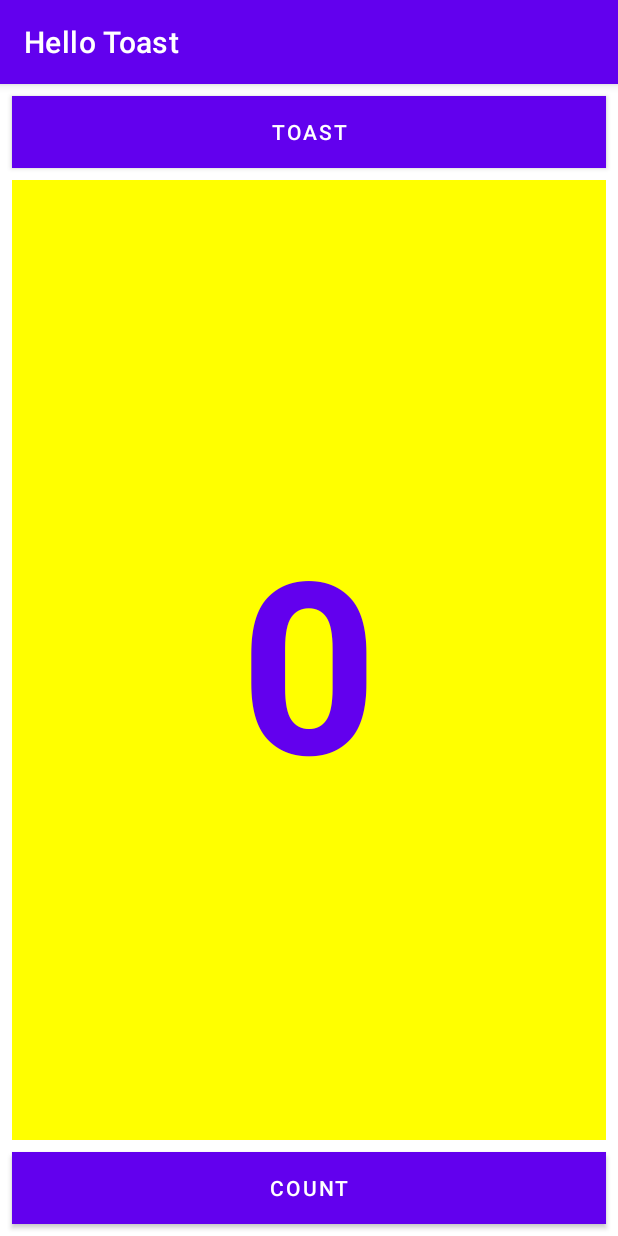
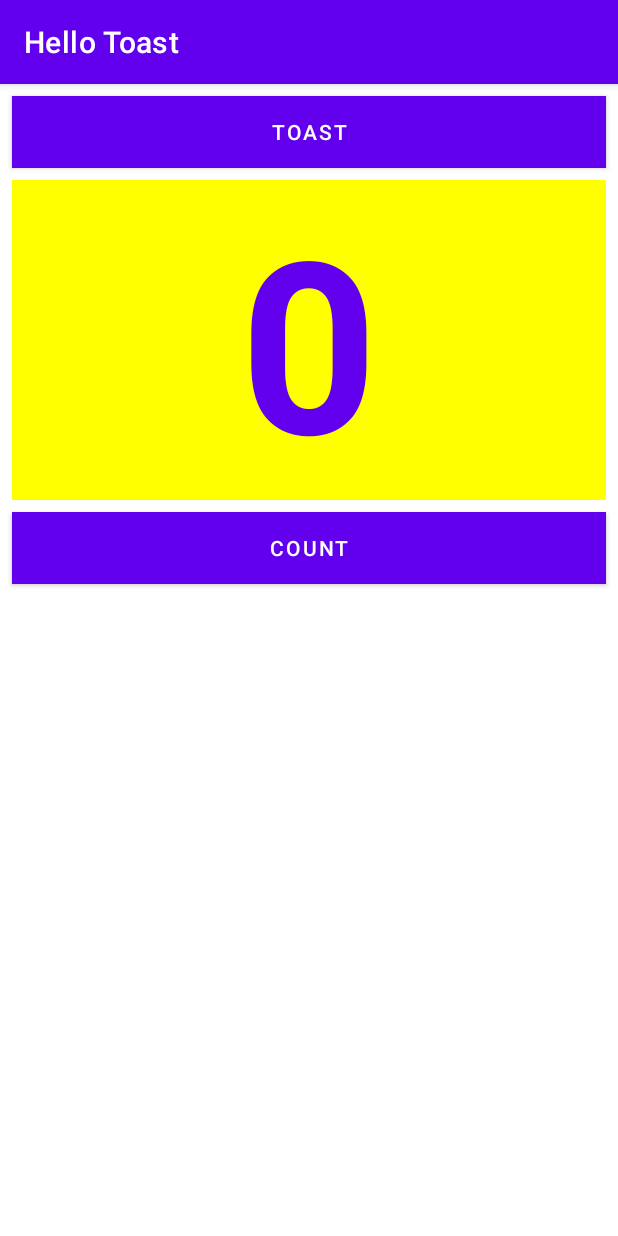
Before and after one commit to VadimSurits/Andersen-HW2-Tasks_1.2_and_1.4, an Android app: the screen it shows after launch (MainActivity), on a phone screen of 412 x 824 dp. Run offline under Robolectric (Android 15) with nearby library versions, the light colour scheme and no system bars.

Commit message:
Task 1.2B: task 3(Relative Layout) finished

```diff
--- a/app/src/main/res/layout/activity_main.xml
+++ b/app/src/main/res/layout/activity_main.xml
@@ -1,5 +1,5 @@
 <?xml version="1.0" encoding="utf-8"?>
-<LinearLayout xmlns:android="http://schemas.android.com/apk/res/android"
+<RelativeLayout xmlns:android="http://schemas.android.com/apk/res/android"
     xmlns:tools="http://schemas.android.com/tools"
     android:layout_width="match_parent"
     android:layout_height="match_parent"
@@ -20,13 +20,15 @@
 
     <TextView
         android:id="@+id/show_count"
+        android:layout_below="@+id/button_toast"
+        android:layout_alignParentLeft="true"
+        android:layout_alignParentStart="true"
         android:layout_width="match_parent"
         android:layout_height="wrap_content"
         android:layout_marginStart="8dp"
         android:layout_marginTop="8dp"
         android:layout_marginEnd="8dp"
         android:layout_marginBottom="8dp"
-        android:layout_weight="1"
         android:background="#FFFF00"
         android:gravity="center"
         android:text="@string/count_initial_value"
@@ -37,6 +39,8 @@
 
     <Button
         android:id="@+id/button_count"
+        android:layout_below="@+id/show_count"
+        android:layout_centerHorizontal="true"
         android:layout_width="match_parent"
         android:layout_height="wrap_content"
         android:layout_marginStart="8dp"
@@ -47,4 +51,4 @@
         android:text="@string/button_label_count"
         android:textColor="@color/white" />
 
-</LinearLayout>
+</RelativeLayout>
```
